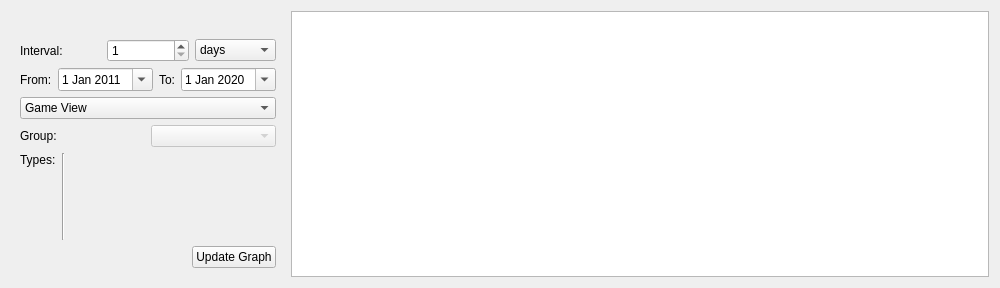
Old version of the form ui/AARForm.ui in the repository dmzdev/stance.
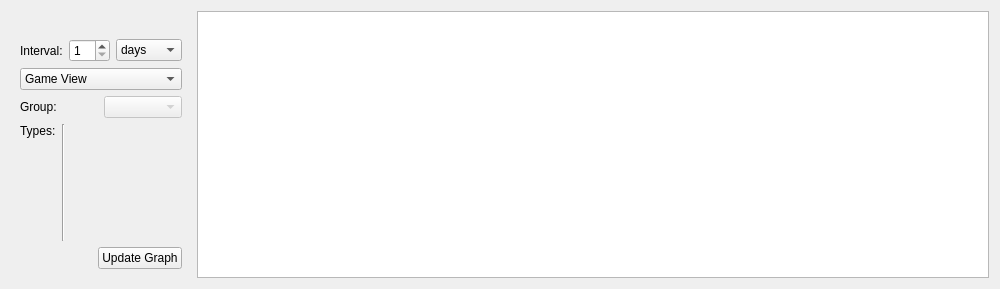
New version of the form.

```diff
--- a/ui/AARForm.ui
+++ b/ui/AARForm.ui
@@ -7,7 +7,7 @@
     <x>0</x>
     <y>0</y>
     <width>1000</width>
-    <height>288</height>
+    <height>289</height>
    </rect>
   </property>
   <property name="windowTitle">
@@ -68,52 +68,6 @@
          </item>
         </layout>
        </item>
-       <item>
-        <layout class="QHBoxLayout" name="horizontalLayout_6">
-         <item>
-          <widget class="QLabel" name="label_4">
-           <property name="text">
-            <string>From:</string>
-           </property>
-          </widget>
-         </item>
-         <item>
-          <widget class="QDateEdit" name="startDate">
-           <property name="date">
-            <date>
-             <year>2011</year>
-             <month>1</month>
-             <day>1</day>
-            </date>
-           </property>
-           <property name="calendarPopup">
-            <bool>true</bool>
-           </property>
-          </widget>
-         </item>
-         <item>
-          <widget class="QLabel" name="label_5">
-           <property name="text">
-            <string>To:</string>
-           </property>
-          </widget>
-         </item>
-         <item>
-          <widget class="QDateEdit" name="endDate">
-           <property name="date">
-            <date>
-             <year>2020</year>
-             <month>1</month>
-             <day>1</day>
-            </date>
-           </property>
-           <property name="calendarPopup">
-            <bool>true</bool>
-           </property>
-          </widget>
-         </item>
-        </layout>
-       </item>
        <item>
         <widget class="QComboBox" name="groupViewTypeList">
          <item>
```
